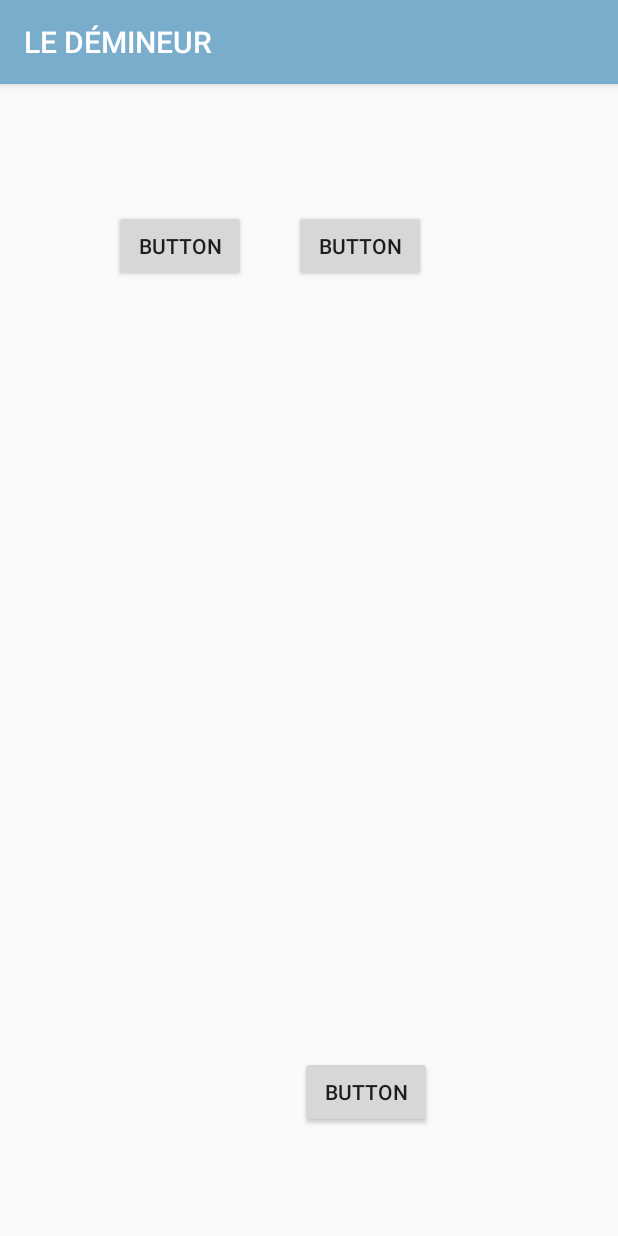
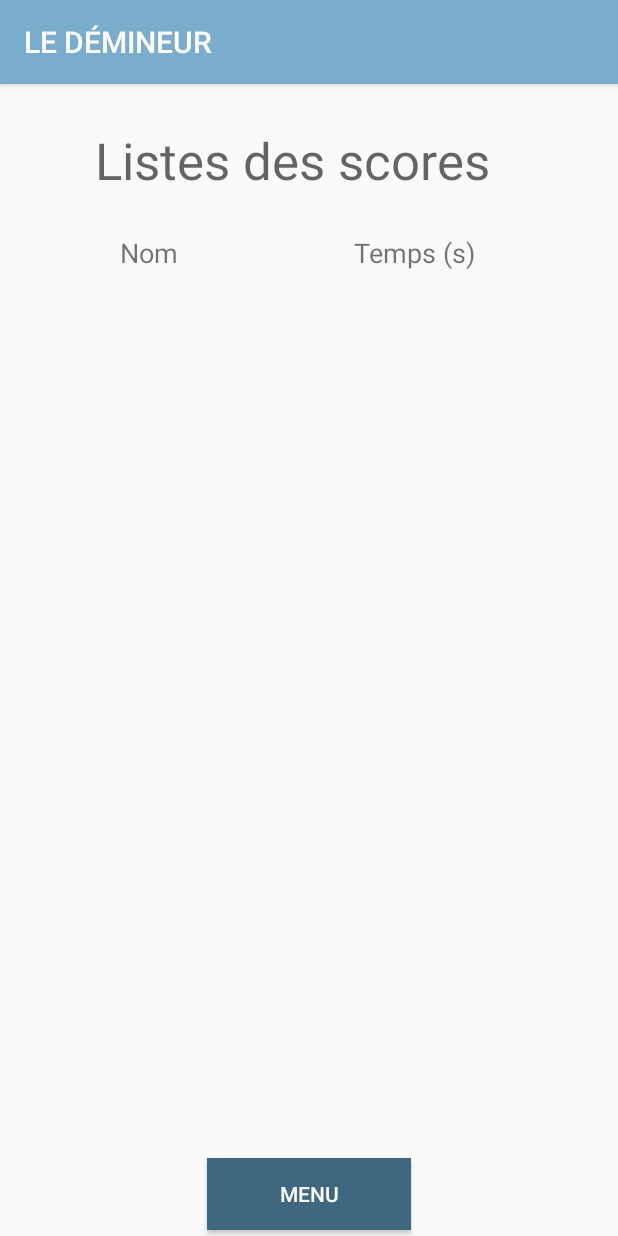
Before and after one commit to Thomas-LEPINE/MinesweeperAndroid, an Android app: the Score screen opened directly, with no data from a screen before it, on a phone screen of 412 x 824 dp. Run offline under Robolectric (Android 15) with nearby library versions, the phone set to English and light mode, and no system bars.

Commit message:
Ajout Scoreboard

```diff
--- a/app/src/main/java/com/example/minesweeper/Score.java
+++ b/app/src/main/java/com/example/minesweeper/Score.java
@@ -5,39 +5,66 @@ import androidx.appcompat.app.AppCompatActivity;
 import android.content.Intent;
 import android.content.SharedPreferences;
 import android.os.Bundle;
+import android.view.Gravity;
 import android.view.View;
 import android.widget.Button;
+import android.widget.TableLayout;
+import android.widget.TableRow;
+import android.widget.TextView;
 
 import com.google.gson.Gson;
+import com.google.gson.reflect.TypeToken;
 
 import java.util.ArrayList;
+import java.util.Comparator;
+import java.util.List;
 
 public class Score extends AppCompatActivity {
 
-    private Button btnTest=null;
-    private Button btnTest2=null;
     private Button btnBack=null;
     private SharedPreferences prefs;
     private SharedPreferences.Editor editor;
+
+    private TableLayout tabledisplay;
 
     @Override
     protected void onCreate(Bundle savedInstanceState) {
         super.onCreate(savedInstanceState);
         setContentView(R.layout.activity_score);
         btnBack=findViewById(R.id.btnReturnFScore);
-        btnTest=findViewById(R.id.btnTest);
-        btnTest2=findViewById(R.id.btnTest2);
 
+        tabledisplay=findViewById(R.id.mytablelayout);
         prefs = getSharedPreferences("MY_PREFS_NAME",MODE_PRIVATE);
         editor = prefs.edit();
-
-
-
     }
 
     @Override
     protected void onStart() {
         super.onStart();
+        Gson gson = new Gson();
+        //Recuperation de la liste des scores
+        String json = prefs.getString("ListScores","empty");
+        if(json!="empty") {
+            //On verifié qu'elle n'est pas vide
+            List<Scores> list = gson.fromJson(json, new TypeToken<ArrayList<Scores>>() {
+            }.getType());
+            //Pour chaque valeur on ajoute une nouvelle ligne avec des textview
+            for (int i = 0; i < list.size(); i++) {
+                System.out.println(list.get(i).toString());
+                TableRow row = new TableRow(Score.this);
+                TextView tv1 = new TextView(Score.this);
+                tv1.setText(list.get(i).getNom());
+                TextView tv2 = new TextView(Score.this);
+                tv1.setWidth(540);
+                tv1.setTextSize(20);
+                tv2.setTextSize(20);
+                tv2.setGravity(Gravity.CENTER_HORIZONTAL);
+                tv2.setText(String.valueOf(list.get(i).getTemps()));
+                row.addView(tv1);
+                row.addView(tv2);
+                tabledisplay.addView(row);
+            }
+        }
         btnBack.setOnClickListener(new View.OnClickListener() { // Bouton retour au menu
             @Override
             public void onClick(View v) {
@@ -45,31 +72,5 @@ public class Score extends AppCompatActivity {
                 startActivity(intent);    //Afficher la vue
             }
         });
-        btnTest.setOnClickListener(new View.OnClickListener() { // Bouton retour au menu
-            @Override
-            public void onClick(View v) {
-                List temp=new ArrayList<Myscores>();
-
-                for(int i=0;i<2;i++) {
-
-                }
-
-                Gson gson = new Gson();
-                String json = gson.toJson(list); // list is an ArrayList
-                editor.putString("LIST",json);
-                editor.apply();
-            }
-        });
-        btnTest2.setOnClickListener(new View.OnClickListener() { // Bouton retour au menu
-            @Override
-            public void onClick(View v) {
-
-            }
-        });
-    }
     }
 }
-
-public class Myscores {
-
-}
--- a/app/src/main/res/layout/activity_game.xml
+++ b/app/src/main/res/layout/activity_game.xml
@@ -36,7 +36,9 @@
                 android:layout_width="34dp"
                 android:layout_height="match_parent"
                 android:layout_weight="1"
-                android:text="@string/menu" />
+                android:background="@color/blueDeepWater"
+                android:text="@string/menu"
+                android:textColor="@color/white" />
 
             <Switch
                 android:id="@+id/swMode"
--- a/app/src/main/res/layout/activity_main.xml
+++ b/app/src/main/res/layout/activity_main.xml
@@ -69,7 +69,7 @@
         android:layout_height="wrap_content"
         android:layout_marginTop="88dp"
         android:background="@color/blueDeepWater"
-        android:text="@string/credit"
+        android:text="@string/score"
         android:textColor="@color/white"
         android:textSize="17sp"
         app:layout_constraintEnd_toEndOf="parent"
--- a/app/src/main/res/layout/activity_score.xml
+++ b/app/src/main/res/layout/activity_score.xml
@@ -6,33 +6,66 @@
     android:layout_height="match_parent"
     tools:context=".Score">
 
-    <Button
-        android:id="@+id/btnTest"
-        android:layout_width="wrap_content"
-        android:layout_height="wrap_content"
-        android:layout_marginStart="76dp"
-        android:layout_marginTop="84dp"
-        android:text="Button"
+    <TextView
+        android:id="@+id/textView3"
+        android:layout_width="73dp"
+        android:layout_height="23dp"
+        android:layout_marginStart="80dp"
+        android:layout_marginTop="100dp"
+        android:text="Nom"
+        android:textSize="18sp"
         app:layout_constraintStart_toStartOf="parent"
         app:layout_constraintTop_toTopOf="parent" />
 
-    <Button
-        android:id="@+id/btnTest2"
-        android:layout_width="wrap_content"
-        android:layout_height="wrap_content"
-        android:layout_marginStart="196dp"
-        android:layout_marginTop="84dp"
-        android:text="Button"
+    <TextView
+        android:id="@+id/textView2"
+        android:layout_width="94dp"
+        android:layout_height="23dp"
+        android:layout_marginStart="236dp"
+        android:layout_marginTop="100dp"
+        android:text="Temps (s)"
+        android:textSize="18sp"
+        app:layout_constraintStart_toStartOf="parent"
+        app:layout_constraintTop_toTopOf="parent" />
+
+    <ScrollView
+        android:layout_width="303dp"
+        android:layout_height="418dp"
+        app:layout_constraintBottom_toBottomOf="parent"
+        app:layout_constraintEnd_toEndOf="parent"
+        app:layout_constraintHorizontal_bias="0.495"
+        app:layout_constraintStart_toStartOf="parent"
+        app:layout_constraintTop_toTopOf="parent"
+        app:layout_constraintVertical_bias="0.679">
+
+        <TableLayout
+            android:id="@+id/mytablelayout"
+            android:layout_width="match_parent"
+            android:layout_height="wrap_content" />
+    </ScrollView>
+
+    <TextView
+        android:id="@+id/textView"
+        android:layout_width="297dp"
+        android:layout_height="66dp"
+        android:layout_marginTop="28dp"
+        android:text="Listes des scores"
+        android:textAppearance="@style/TextAppearance.AppCompat.Display1"
+        app:layout_constraintEnd_toEndOf="parent"
+        app:layout_constraintHorizontal_bias="0.554"
         app:layout_constraintStart_toStartOf="parent"
         app:layout_constraintTop_toTopOf="parent" />
 
     <Button
         android:id="@+id/btnReturnFScore"
-        android:layout_width="wrap_content"
-        android:layout_height="wrap_content"
-        android:layout_marginEnd="124dp"
-        android:layout_marginBottom="72dp"
-        android:text="Button"
+        android:layout_width="136dp"
+        android:layout_height="48dp"
+        android:layout_marginBottom="4dp"
+        android:background="@color/blueDeepWater"
+        android:text="Menu"
+        android:textColor="@color/white"
         app:layout_constraintBottom_toBottomOf="parent"
-        app:layout_constraintEnd_toEndOf="parent" />
+        app:layout_constraintEnd_toEndOf="parent"
+        app:layout_constraintStart_toStartOf="parent" />
+
 </androidx.constraintlayout.widget.ConstraintLayout>
```
Also changed, not shown: app/src/main/java/com/example/minesweeper/Game.java (+33 -0 lines), app/src/main/java/com/example/minesweeper/Scores.java (added, +44 -0 lines).
